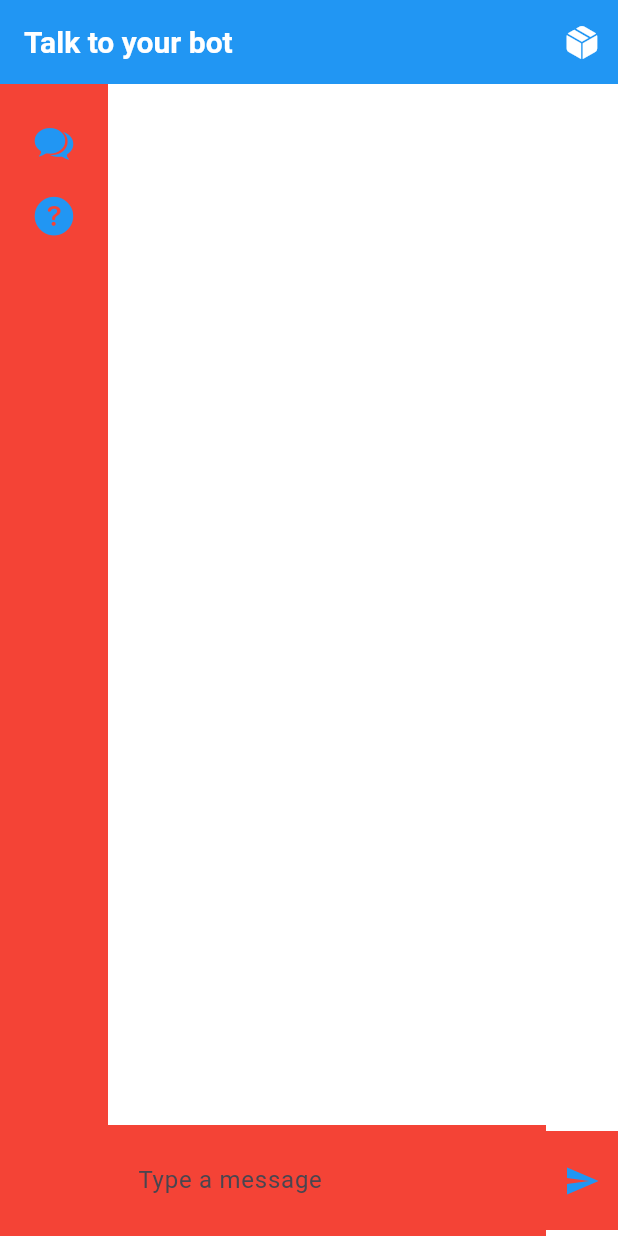
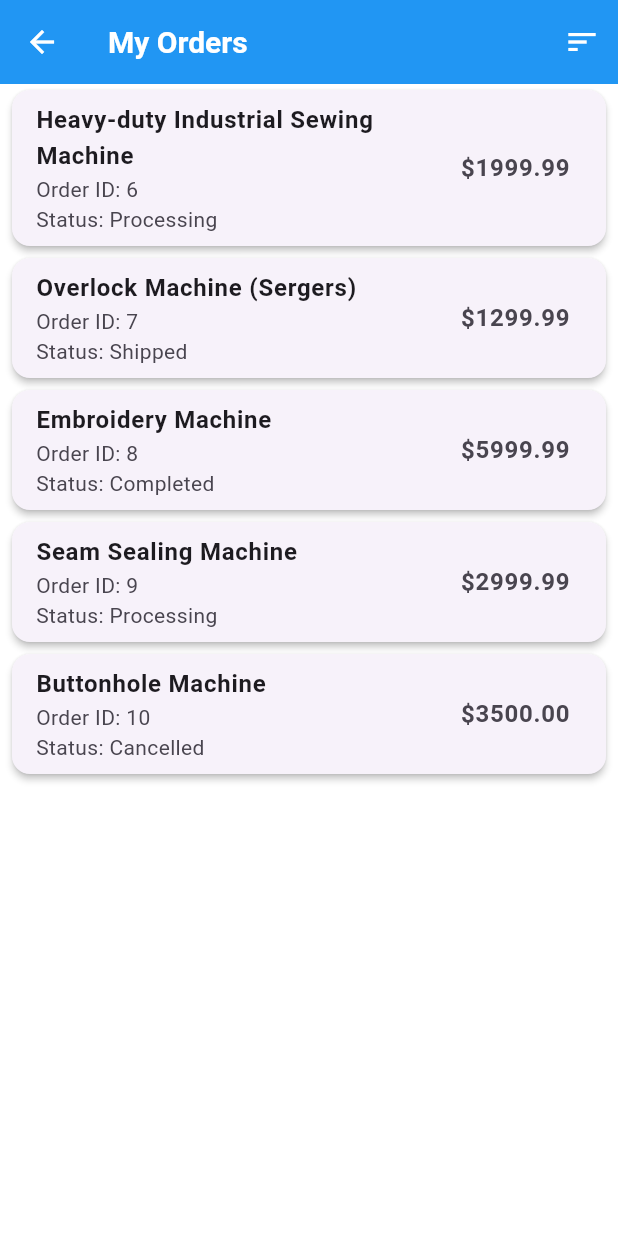
Before and after one commit to EWATeam8/FrontEnd, a Flutter app: the screen it shows after launch, after a tap on an icon or button, on a phone screen of 412 x 824 dp. Run offline on Flutter 3.47's test engine with Material 3 defaults, Android fonts, the phone set to English and light mode, and no system bars.

Commit message:
Added Order page layout

```diff
--- /dev/null
+++ b/lib/models/order.model.dart
@@ -0,0 +1,21 @@
+class Order {
+  final String id;
+  final String product;
+  final double price;
+  final String status;
+  final DateTime orderDate;
+  final int quantity;
+  final String color;
+  final String size;
+
+  Order({
+    required this.id,
+    required this.product,
+    required this.price,
+    required this.status,
+    required this.orderDate,
+    required this.quantity,
+    required this.color,
+    required this.size,
+  });
+}
--- a/lib/routes/routes.dart
+++ b/lib/routes/routes.dart
@@ -1,11 +1,14 @@
 import 'package:flutter/material.dart';
 import 'package:manufacturer/views/chat_page.dart';
+import 'package:manufacturer/views/orders_page.dart';
 
 class AppRoutes {
   static Route<dynamic> generateRoute(RouteSettings settings) {
     switch (settings.name) {
       case ChatPage.routeID:
         return MaterialPageRoute(builder: (_) => const ChatPage());
+      case OrdersPage.routeID:
+        return MaterialPageRoute(builder: (_) => const OrdersPage());
       default:
         return MaterialPageRoute(
           builder: (_) => const Scaffold(
--- /dev/null
+++ b/lib/views/orders_details_page.dart
@@ -0,0 +1,39 @@
+import 'package:flutter/material.dart';
+import 'package:manufacturer/models/order.model.dart';
+
+class OrderDetailPage extends StatelessWidget {
+  static const routeID = '/orderDetailsPage';
+  final Order order;
+
+  const OrderDetailPage({super.key, required this.order});
+
+  @override
+  Widget build(BuildContext context) {
+    return Scaffold(
+      appBar: AppBar(
+        title: const Text('Order Details'),
+      ),
+      body: Padding(
+        padding: const EdgeInsets.all(16),
+        child: Column(
+          crossAxisAlignment: CrossAxisAlignment.start,
+          children: [
+            Text('Order ID: ${order.id}',
+                style:
+                    const TextStyle(fontSize: 18, fontWeight: FontWeight.bold)),
+            const SizedBox(height: 8),
+            Text('Product: ${order.product}',
+                style: const TextStyle(fontSize: 16)),
+            Text('Price: \$${order.price.toStringAsFixed(2)}',
+                style: const TextStyle(fontSize: 16)),
+            Text('Status: ${order.status}',
+                style: const TextStyle(fontSize: 16)),
+            Text('Order Date: ${order.orderDate.toString()}',
+                style: const TextStyle(fontSize: 16)),
+            // Add more order details as needed
+          ],
+        ),
+      ),
+    );
+  }
+}
--- /dev/null
+++ b/lib/views/orders_page.dart
@@ -0,0 +1,146 @@
+import 'package:flutter/material.dart';
+import 'package:manufacturer/models/order.model.dart';
+import 'package:manufacturer/views/orders_details_page.dart';
+import 'package:manufacturer/widgets/order_card.widget.dart';
+
+class OrdersPage extends StatefulWidget {
+  static const routeID = '/ordersPage';
+  const OrdersPage({super.key});
+
+  @override
+  State<OrdersPage> createState() => _OrdersPageState();
+}
+
+class _OrdersPageState extends State<OrdersPage> {
+  List<Order> orders = [];
+
+  @override
+  void initState() {
+    super.initState();
+    orders = [
+      Order(
+        id: '6',
+        product: 'Heavy-duty Industrial Sewing Machine',
+        price: 1999.99,
+        status: 'Processing',
+        orderDate: DateTime.now().subtract(const Duration(days: 2)),
+        quantity: 10,
+        color: 'N/A',
+        size: 'N/A',
+      ),
+      Order(
+        id: '7',
+        product: 'Overlock Machine (Sergers)',
+        price: 1299.99,
+        status: 'Shipped',
+        orderDate: DateTime.now().subtract(const Duration(days: 1)),
+        quantity: 15,
+        color: 'N/A',
+        size: 'N/A',
+      ),
+      Order(
+        id: '8',
+        product: 'Embroidery Machine',
+        price: 5999.99,
+        status: 'Completed',
+        orderDate: DateTime.now().subtract(const Duration(days: 5)),
+        quantity: 5,
+        color: 'N/A',
+        size: 'N/A',
+      ),
+      Order(
+        id: '9',
+        product: 'Seam Sealing Machine',
+        price: 2999.99,
+        status: 'Processing',
+        orderDate: DateTime.now(),
+        quantity: 8,
+        color: 'N/A',
+        size: 'N/A',
+      ),
+      Order(
+        id: '10',
+        product: 'Buttonhole Machine',
+        price: 3500.00,
+        status: 'Cancelled',
+        orderDate: DateTime.now().subtract(const Duration(days: 3)),
+        quantity: 6,
+        color: 'N/A',
+        size: 'N/A',
+      ),
+    ];
+  }
+
+  @override
+  Widget build(BuildContext context) {
+    return Scaffold(
+      appBar: AppBar(
+        title: const Text('My Orders'),
+        actions: [
+          IconButton(
+            icon: const Icon(Icons.sort),
+            onPressed: _showSortOptions,
+          ),
+        ],
+      ),
+      body: ListView.builder(
+        itemCount: orders.length,
+        itemBuilder: (context, index) {
+          return OrderCard(
+              order: orders[index],
+              onTap: () => _navigateToOrderDetails(orders[index]));
+        },
+      ),
+    );
+  }
+
+  void _showSortOptions() {
+    showModalBottomSheet(
+      context: context,
+      builder: (BuildContext context) {
+        return Column(
+          mainAxisSize: MainAxisSize.min,
+          children: <Widget>[
+            ListTile(
+              leading: const Icon(Icons.sort_by_alpha),
+              title: const Text('Sort by Product Name'),
+              onTap: () {
+                setState(() {
+                  orders.sort((a, b) => a.product.compareTo(b.product));
+                });
+                Navigator.pop(context);
+              },
+            ),
+            ListTile(
+              leading: const Icon(Icons.attach_money),
+              title: const Text('Sort by Price'),
+              onTap: () {
+                setState(() {
+                  orders.sort((a, b) => a.price.compareTo(b.price));
+                });
+                Navigator.pop(context);
+              },
+            ),
+            ListTile(
+              leading: const Icon(Icons.date_range),
+              title: const Text('Sort by Order Date'),
+              onTap: () {
+                setState(() {
+                  orders.sort((a, b) => b.orderDate.compareTo(a.orderDate));
+                });
+                Navigator.pop(context);
+              },
+            ),
+          ],
+        );
+      },
+    );
+  }
+
+  void _navigateToOrderDetails(Order order) {
+    Navigator.push(
+      context,
+      MaterialPageRoute(builder: (context) => OrderDetailPage(order: order)),
+    );
+  }
+}
--- /dev/null
+++ b/lib/widgets/chat_bubble.widget.dart
@@ -0,0 +1,30 @@
+import 'package:flutter/material.dart';
+import 'package:manufacturer/models/chat.model.dart';
+
+class ChatBubble extends StatelessWidget {
+  final Chat chat;
+
+  const ChatBubble({super.key, required this.chat});
+
+  @override
+  Widget build(BuildContext context) {
+    return Align(
+      alignment: chat.fromBot ? Alignment.centerLeft : Alignment.centerRight,
+      child: Container(
+        margin: const EdgeInsets.symmetric(vertical: 8, horizontal: 16),
+        padding: const EdgeInsets.all(12),
+        decoration: BoxDecoration(
+          color:
+              chat.fromBot ? Colors.grey[300] : Theme.of(context).primaryColor,
+          borderRadius: BorderRadius.circular(20),
+        ),
+        child: Text(
+          chat.message,
+          style: TextStyle(
+            color: chat.fromBot ? Colors.black : Colors.white,
+          ),
+        ),
+      ),
+    );
+  }
+}
--- /dev/null
+++ b/lib/widgets/order_card.widget.dart
@@ -0,0 +1,25 @@
+import 'package:flutter/material.dart';
+import 'package:manufacturer/models/order.model.dart';
+
+class OrderCard extends StatelessWidget {
+  final Order order;
+  final VoidCallback onTap;
+
+  const OrderCard({super.key, required this.order, required this.onTap});
+
+  @override
+  Widget build(BuildContext context) {
+    return Card(
+      elevation: 2,
+      margin: const EdgeInsets.symmetric(horizontal: 8, vertical: 4),
+      child: ListTile(
+        title: Text(order.product,
+            style: const TextStyle(fontWeight: FontWeight.bold)),
+        subtitle: Text('Order ID: ${order.id}\nStatus: ${order.status}'),
+        trailing: Text('\$${order.price.toStringAsFixed(2)}',
+            style: const TextStyle(fontSize: 16, fontWeight: FontWeight.bold)),
+        onTap: onTap,
+      ),
+    );
+  }
+}
```
Also changed, not shown: lib/models/chat.model.dart (added, +11 -0 lines), lib/views/chat_page.dart (+24 -6 lines).
